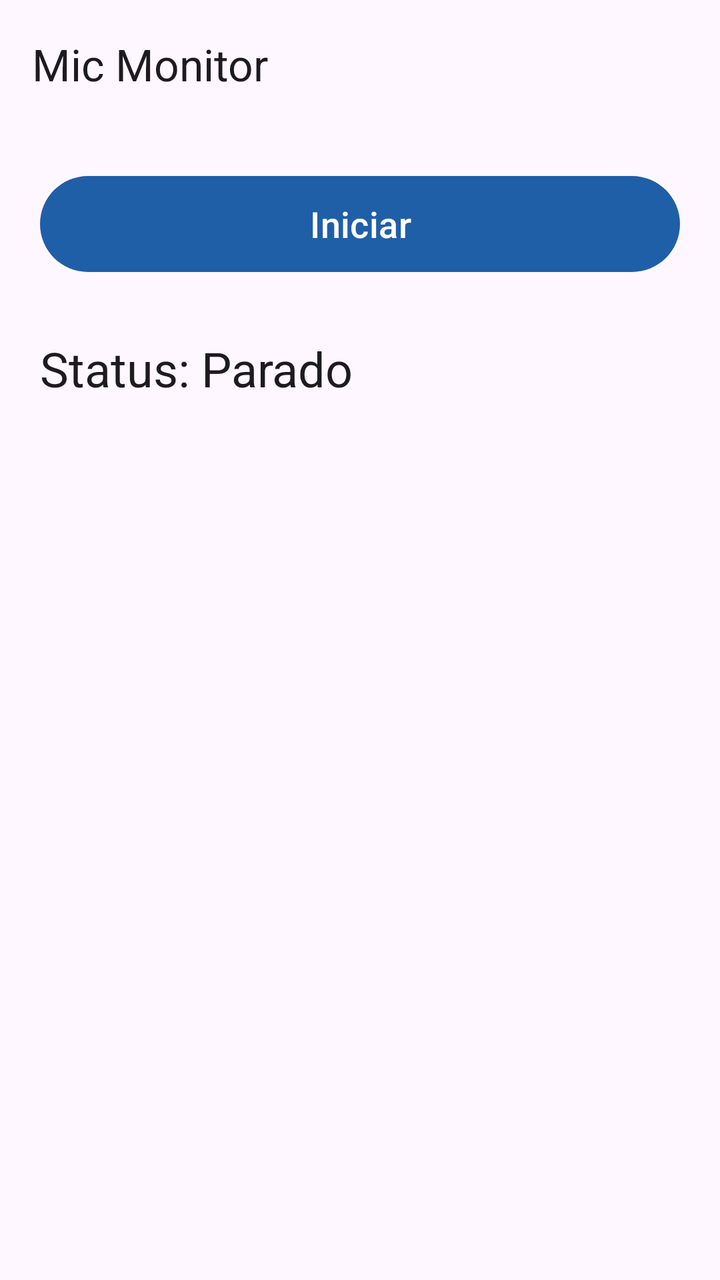
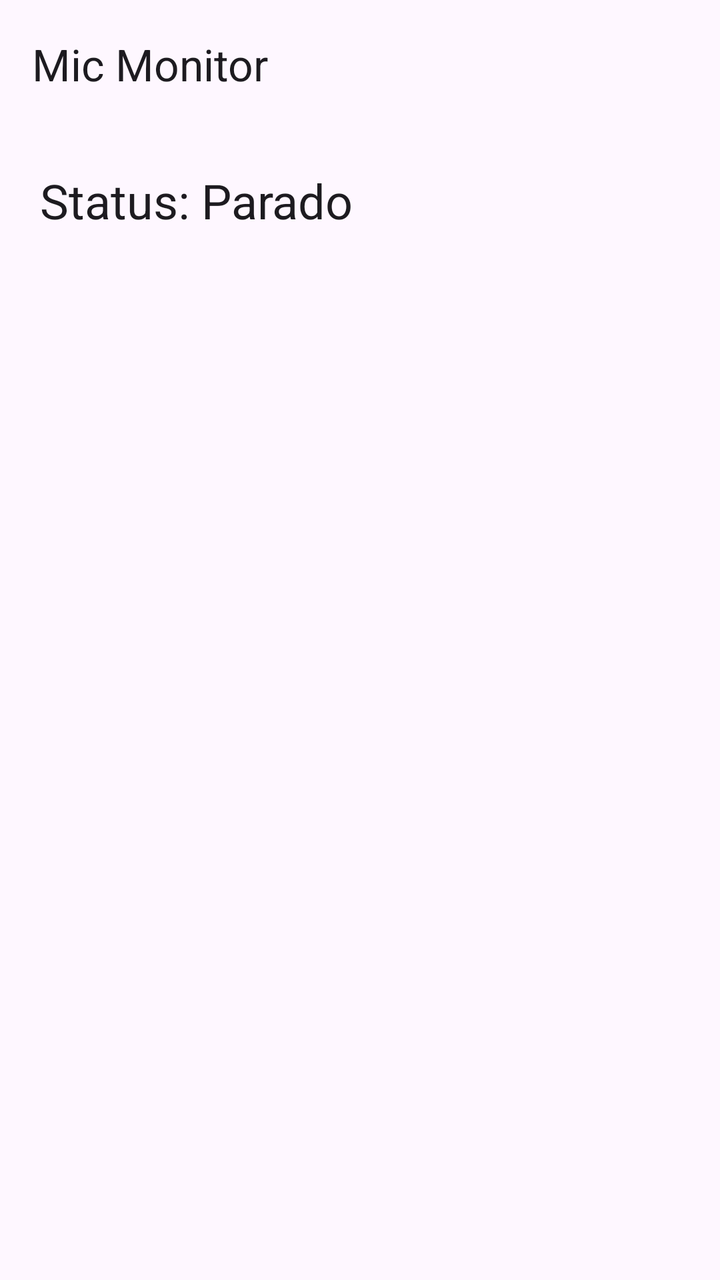

Before-and-after screenshots of an Android layout around one commit, followed by the original layout XML and the change that was made.
<!-- AndroidManifest.xml: application theme Theme.MicMonitor -->
<!-- res/layout/activity_main.xml -->
<?xml version="1.0" encoding="utf-8"?>
<LinearLayout xmlns:android="http://schemas.android.com/apk/res/android"
    xmlns:app="http://schemas.android.com/apk/res-auto"
    android:layout_width="match_parent"
    android:layout_height="match_parent"
    android:orientation="vertical">

    <com.google.android.material.appbar.AppBarLayout
        android:layout_width="match_parent"
        android:layout_height="wrap_content">

        <com.google.android.material.appbar.MaterialToolbar
            android:id="@+id/toolbar"
            android:layout_width="match_parent"
            android:layout_height="?attr/actionBarSize"
            app:title="@string/app_name" />
    </com.google.android.material.appbar.AppBarLayout>

    <ScrollView
        android:layout_width="match_parent"
        android:layout_height="0dp"
        android:layout_weight="1"
        android:fillViewport="true">

        <LinearLayout
            android:layout_width="match_parent"
            android:layout_height="wrap_content"
            android:orientation="vertical"
            android:padding="20dp">

            <com.google.android.material.button.MaterialButton
                android:id="@+id/toggleButton"
                android:layout_width="match_parent"
                android:layout_height="wrap_content"
                android:minHeight="56dp"
                android:text="@string/action_start"
                android:textSize="18sp" />

            <TextView
                android:id="@+id/statusText"
                android:layout_width="match_parent"
                android:layout_height="wrap_content"
                android:layout_marginTop="28dp"
                android:accessibilityLiveRegion="polite"
                android:focusable="true"
                android:text="@string/status_stopped"
                android:textAppearance="?attr/textAppearanceHeadlineSmall" />

            <TextView
                android:id="@+id/addressIntro"
                android:layout_width="match_parent"
                android:layout_height="wrap_content"
                android:layout_marginTop="20dp"
                android:focusable="true"
                android:text="@string/address_intro"
                android:textAppearance="?attr/textAppearanceBodyLarge"
                android:visibility="gone" />

            <TextView
                android:id="@+id/addressText"
                android:layout_width="match_parent"
                android:layout_height="wrap_content"
                android:layout_marginTop="8dp"
                android:focusable="true"
                android:textIsSelectable="true"
                android:textAppearance="?attr/textAppearanceTitleMedium"
                android:textStyle="bold"
                android:visibility="gone" />

            <TextView
                android:id="@+id/clientText"
                android:layout_width="match_parent"
                android:layout_height="wrap_content"
                android:layout_marginTop="20dp"
                android:accessibilityLiveRegion="polite"
                android:focusable="true"
                android:text="@string/client_none"
                android:textAppearance="?attr/textAppearanceBodyMedium"
                android:visibility="gone" />

            <TextView
                android:id="@+id/warningText"
                android:layout_width="match_parent"
                android:layout_height="wrap_content"
                android:layout_marginTop="20dp"
                android:accessibilityLiveRegion="polite"
                android:focusable="true"
                android:textAppearance="?attr/textAppearanceBodyMedium"
                android:textColor="?attr/colorError"
                android:visibility="gone" />
        </LinearLayout>
    </ScrollView>
</LinearLayout>
<!-- resources referenced by this layout -->
<resources>
  <string name="action_start">Iniciar</string>
  <string name="address_intro">Conecte-se para ouvir o microfone pelo seguinte endereço:</string>
  <string name="app_name">Mic Monitor</string>
  <string name="client_none">Nenhum computador conectado.</string>
  <string name="status_stopped">Status: Parado</string>
  <style name="Theme.MicMonitor" parent="Theme.Material3.DayNight.NoActionBar">
          <item name="colorPrimary">@color/brand_primary</item>
          <item name="colorOnPrimary">@color/brand_on_primary</item>
          <item name="android:statusBarColor" tools:targetApi="l">?attr/colorSurface</item>
      </style>
  <color name="brand_primary">#1F5FA8</color>
  <color name="brand_on_primary">#FFFFFF</color>
</resources>

<!-- the commit's change to res/layout/activity_main.xml (unified diff, before → after) -->
@@ -28,19 +28,10 @@
             android:orientation="vertical"
             android:padding="20dp">
 
-            <com.google.android.material.button.MaterialButton
-                android:id="@+id/toggleButton"
-                android:layout_width="match_parent"
-                android:layout_height="wrap_content"
-                android:minHeight="56dp"
-                android:text="@string/action_start"
-                android:textSize="18sp" />
-
             <TextView
                 android:id="@+id/statusText"
                 android:layout_width="match_parent"
                 android:layout_height="wrap_content"
-                android:layout_marginTop="28dp"
                 android:accessibilityLiveRegion="polite"
                 android:focusable="true"
                 android:text="@string/status_stopped"
@@ -62,8 +53,8 @@
                 android:layout_height="wrap_content"
                 android:layout_marginTop="8dp"
                 android:focusable="true"
+                android:textAppearance="?attr/textAppearanceTitleMedium"
                 android:textIsSelectable="true"
-                android:textAppearance="?attr/textAppearanceTitleMedium"
                 android:textStyle="bold"
                 android:visibility="gone" />
 
<!-- resource entries referenced after the edit -->
@@ -1,6 +1,5 @@
 <!-- resources referenced by this layout -->
 <resources>
-  <string name="action_start">Iniciar</string>
   <string name="address_intro">Conecte-se para ouvir o microfone pelo seguinte endereço:</string>
   <string name="app_name">Mic Monitor</string>
   <string name="client_none">Nenhum computador conectado.</string>
